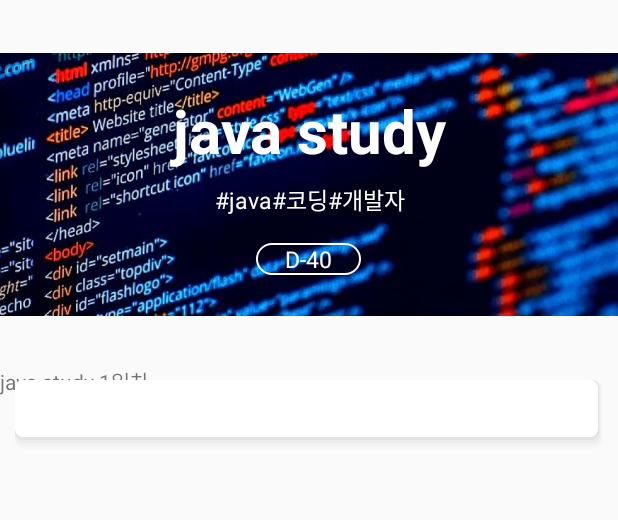
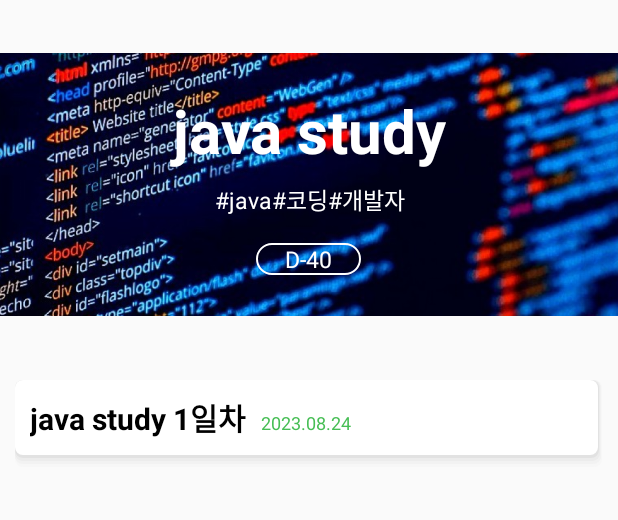
Before and after one commit to haewon1106/Android_Seugoi, an Android app: the layout study_screen.xml on its own in the app's theme, with its tools: preview values and no code run, on a phone screen of 412 x 824 dp, the part 83-603 px from its top. Run offline under Robolectric (Android 15) with nearby library versions, the phone set to English and light mode, and no system bars.

Commit message:
button -> LinearLayout

```diff
--- a/app/src/main/res/layout/study_screen.xml
+++ b/app/src/main/res/layout/study_screen.xml
@@ -4,6 +4,7 @@
     android:layout_height="match_parent"
     android:orientation="vertical">
 
+    <!-- Logo -->
     <ImageView
         android:layout_width="20dp"
         android:layout_height="20dp"
@@ -11,10 +12,12 @@
         android:layout_marginTop="35dp"
         android:src="@drawable/logo"/>
 
+    <!-- Image와 TextView 겹치기 -->
     <FrameLayout
         android:layout_width="match_parent"
         android:layout_height="wrap_content">
 
+        <!--  ImageView의 layout에 꽉 차게 크기를 맞춰 출력(비율유지)  -->
         <ImageView
             android:layout_width="match_parent"
             android:layout_height="175dp"
@@ -22,7 +25,7 @@
             android:src="@drawable/javastudy"
             android:scaleType="centerCrop"/>
 
-        <!--  ImageView의 layout에 꽉 차게 크기를 맞춰 출력(비율유지)  -->
+        <!-- Title, HashTag, Dday 레이아웃 -->
         <LinearLayout
             android:layout_width="match_parent"
             android:layout_height="wrap_content"
@@ -50,6 +53,7 @@
                 android:textColor="#FFFFFF"
                 android:gravity="center"/>
 
+            <!-- D-day -->
             <FrameLayout
                 android:layout_width="70dp"
                 android:layout_height="wrap_content"
@@ -71,30 +75,41 @@
 
     </FrameLayout>
 
-    <FrameLayout
+    <!-- Button 위에 TextView 넣기 -->
+    <LinearLayout
+        android:id="@+id/btnStudy"
         android:layout_width="match_parent"
-        android:layout_height="wrap_content">
+        android:layout_height="wrap_content"
+        android:layout_margin="10dp"
+        android:background="@drawable/study_screen_shadow"
+        android:orientation="vertical">
 
-        <Button
-            android:id="@+id/btnStudy"
-            android:layout_width="match_parent"
+        <LinearLayout
+            android:layout_width="wrap_content"
             android:layout_height="wrap_content"
             android:layout_margin="10dp"
-            android:background="@drawable/study_screen_shadow"/>
-
-        <LinearLayout
-            android:layout_width="match_parent"
-            android:layout_height="wrap_content"
-            android:orientation="vertical">
+            android:orientation="horizontal">
 
             <TextView
                 android:id="@+id/txtStudy"
                 android:layout_width="match_parent"
                 android:layout_height="wrap_content"
+                android:textSize="20dp"
+                android:textStyle="bold"
+                android:textColor="#000000"
                 android:text="java study 1일차" />
+
+            <TextView
+                android:id="@+id/txtDay"
+                android:layout_width="wrap_content"
+                android:layout_height="wrap_content"
+                android:textSize="12dp"
+                android:text="2023.08.24"
+                android:textColor="#47BE55"
+                android:layout_marginLeft="10dp"/>
 
         </LinearLayout>
 
-    </FrameLayout>
+    </LinearLayout>
 
 </LinearLayout>
--- a/app/src/main/res/layout/study_screen_manager.xml
+++ b/app/src/main/res/layout/study_screen_manager.xml
@@ -71,6 +71,7 @@
 
     </FrameLayout>
 
+    <!-- Button 위에 TextView 넣기 -->
     <FrameLayout
         android:layout_width="match_parent"
         android:layout_height="wrap_content">
```
Also changed, not shown: 1 other file.
